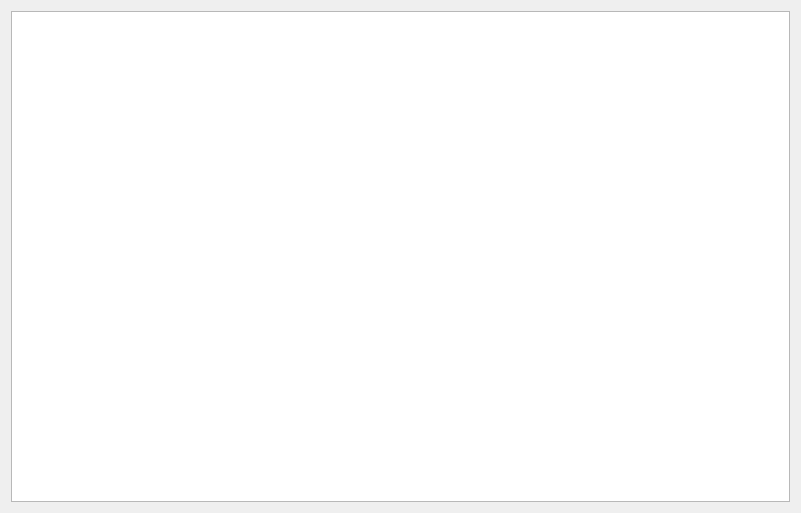
The window that CiderPress_AJ_GUI/downloads_widget.ui (DerDudemeister046/AJ_Qt_GUI) describes before a commit, drawn with Qt 5.
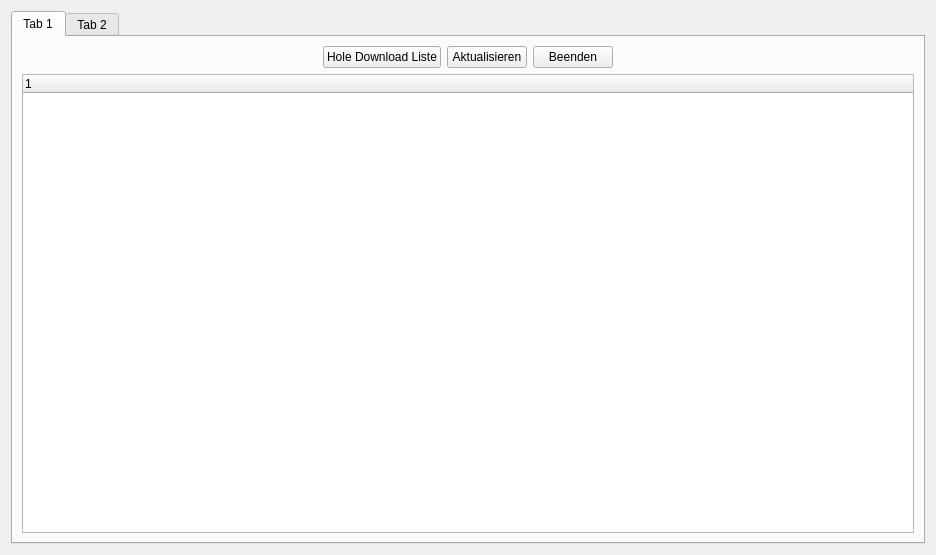
The same window after the commit.

Diff of the .ui file:
```diff
--- a/CiderPress_AJ_GUI/downloads_widget.ui
+++ b/CiderPress_AJ_GUI/downloads_widget.ui
@@ -6,8 +6,8 @@
    <rect>
     <x>0</x>
     <y>0</y>
-    <width>801</width>
-    <height>513</height>
+    <width>936</width>
+    <height>555</height>
    </rect>
   </property>
   <property name="windowTitle">
@@ -15,11 +15,79 @@
   </property>
   <layout class="QGridLayout" name="gridLayout">
    <item row="0" column="0">
-    <layout class="QGridLayout" name="gridLayout_2">
-     <item row="0" column="0">
-      <widget class="QTextEdit" name="textEdit"/>
-     </item>
-    </layout>
+    <widget class="QTabWidget" name="tabWidget">
+     <property name="currentIndex">
+      <number>0</number>
+     </property>
+     <widget class="QWidget" name="tab">
+      <attribute name="title">
+       <string>Tab 1</string>
+      </attribute>
+      <layout class="QGridLayout" name="gridLayout_2">
+       <item row="0" column="4">
+        <spacer name="horizontalSpacer_2">
+         <property name="orientation">
+          <enum>Qt::Horizontal</enum>
+         </property>
+         <property name="sizeHint" stdset="0">
+          <size>
+           <width>40</width>
+           <height>20</height>
+          </size>
+         </property>
+        </spacer>
+       </item>
+       <item row="0" column="3">
+        <widget class="QPushButton" name="quit_btn">
+         <property name="text">
+          <string>Beenden</string>
+         </property>
+        </widget>
+       </item>
+       <item row="0" column="2">
+        <widget class="QPushButton" name="refresh_btn">
+         <property name="text">
+          <string>Aktualisieren</string>
+         </property>
+        </widget>
+       </item>
+       <item row="0" column="0">
+        <spacer name="horizontalSpacer">
+         <property name="orientation">
+          <enum>Qt::Horizontal</enum>
+         </property>
+         <property name="sizeHint" stdset="0">
+          <size>
+           <width>40</width>
+           <height>20</height>
+          </size>
+         </property>
+        </spacer>
+       </item>
+       <item row="0" column="1">
+        <widget class="QPushButton" name="getList_btn">
+         <property name="text">
+          <string>Hole Download Liste</string>
+         </property>
+        </widget>
+       </item>
+       <item row="1" column="0" colspan="5">
+        <widget class="QTreeWidget" name="downloads_treew">
+         <column>
+          <property name="text">
+           <string notr="true">1</string>
+          </property>
+         </column>
+        </widget>
+       </item>
+      </layout>
+     </widget>
+     <widget class="QWidget" name="tab_2">
+      <attribute name="title">
+       <string>Tab 2</string>
+      </attribute>
+     </widget>
+    </widget>
    </item>
   </layout>
  </widget>
```
